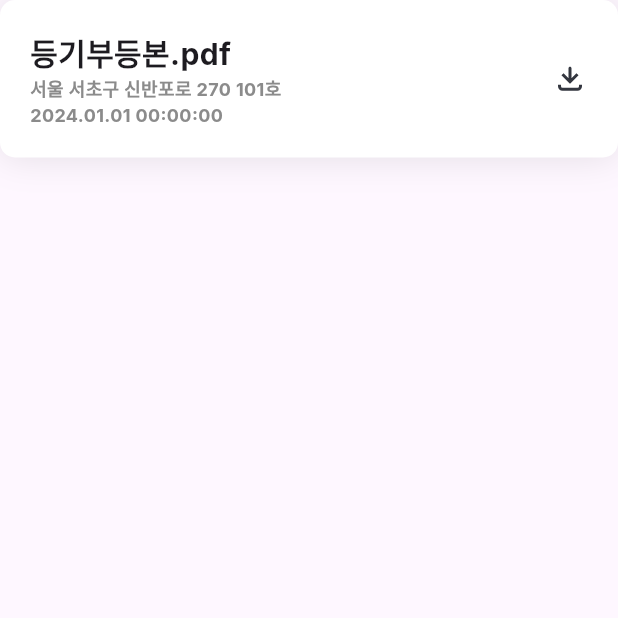
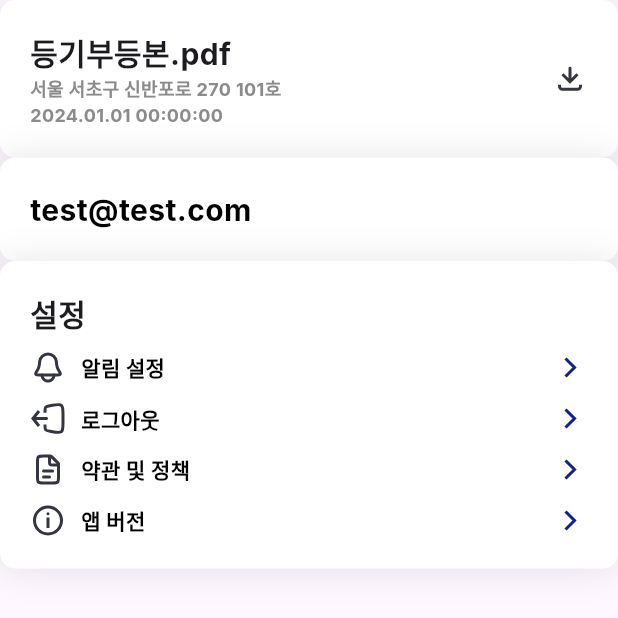
Before and after one commit to Yun-SeYeong/my_home_stair, a Flutter app: the screen it shows after launch, on a phone screen of 412 x 824 dp, the top half of it. Run offline on Flutter 3.47's test engine with Material 3 defaults, Android fonts, the phone set to English and light mode, and no system bars; our stand-ins replace flutter_svg; Roboto replaces fonts that are missing (Inter).

Commit message:
Update of3 items

```diff
--- /dev/null
+++ b/lib/components/my_settings.dart
@@ -0,0 +1,78 @@
+import 'package:flutter/cupertino.dart';
+import 'package:flutter/material.dart';
+import 'package:flutter_svg/flutter_svg.dart';
+
+class MySettingsWidget extends StatelessWidget {
+  const MySettingsWidget({Key? key}) : super(key: key);
+
+  Widget _buildSettingItem(String text, String iconPath) {
+    return Row(
+      mainAxisAlignment: MainAxisAlignment.spaceBetween,
+      children: [
+        Row(
+          children: [
+            SvgPicture.asset(
+              iconPath,
+              semanticsLabel: text,
+
+            ),
+            const SizedBox(width: 10), // 텍스트와 아이콘 사이의 간격
+            Text(
+              text,
+              style: const TextStyle(
+                fontSize: 14.0,
+                fontWeight: FontWeight.w700,
+                fontFamily: 'Inter',
+                color: Color(0xFF000000),
+              ),
+            ),
+          ],
+        ),
+        SvgPicture.asset(
+          'images/Expand_right.svg', // 우측에 위치한 공통 아이콘
+          semanticsLabel: 'Expand_right',
+        ),
+      ],
+    );
+  }
+
+  @override
+  Widget build(BuildContext context) {
+    return Container(
+      padding: const EdgeInsets.all(20.0),
+      decoration: BoxDecoration(
+        borderRadius: BorderRadius.circular(10),
+        color: Colors.white,
+        boxShadow: [
+          BoxShadow(
+            color: Colors.black.withOpacity(0.1),
+            offset: const Offset(0, 0),
+            blurRadius: 20,
+            spreadRadius: 0,
+          ),
+        ],
+      ),
+      child: Column(
+        crossAxisAlignment: CrossAxisAlignment.start,
+        children: [
+          const Text(
+            '설정',
+            style: TextStyle(
+              fontSize: 20.0,
+              fontWeight: FontWeight.w700,
+              fontFamily: 'Inter',
+            ),
+          ),
+          const SizedBox(height: 10), // 설정 제목과 첫 항목 사이의 간격
+          _buildSettingItem('알림 설정', 'images/Noti.svg'),
+          const SizedBox(height: 10), // 항목 사이의 간격
+          _buildSettingItem('로그아웃', 'images/Logout.svg'),
+          const SizedBox(height: 10),
+          _buildSettingItem('약관 및 정책', 'images/Policy.svg'),
+          const SizedBox(height: 10),
+          _buildSettingItem('앱 버전', 'images/AppVer.svg'),
+        ],
+      ),
+    );
+  }
+}
--- /dev/null
+++ b/lib/components/user_email.dart
@@ -0,0 +1,46 @@
+import 'package:flutter/cupertino.dart';
+import 'package:flutter/material.dart';
+import 'package:flutter_svg/flutter_svg.dart';
+
+class UserEmailWidget extends StatelessWidget {
+  const UserEmailWidget({Key? key}) : super(key: key);
+
+  @override
+  Widget build(BuildContext context) {
+    return Container(
+      padding: const EdgeInsets.all(20.0),
+      decoration: BoxDecoration(
+        borderRadius: BorderRadius.circular(10),
+        color: Colors.white,
+        boxShadow: [
+          BoxShadow(
+            color: Colors.black.withOpacity(0.1), // 그림자의 색상 및 투명도
+            offset: const Offset(0, 0), // x: 0, y: 0
+            blurRadius: 20, // blur 반경
+            spreadRadius: 0, // spread 반경
+          ),
+        ],
+      ),
+      child: const Row(
+          mainAxisAlignment: MainAxisAlignment.spaceBetween,
+          crossAxisAlignment: CrossAxisAlignment.center,
+          children: [
+            const Column(
+              crossAxisAlignment: CrossAxisAlignment.start,
+              mainAxisSize: MainAxisSize.min,
+              children: [
+                Text(
+                  'test@test.com',
+                  style: TextStyle(
+                      fontSize: 20.0,
+                      fontWeight: FontWeight.w700,
+                      fontFamily: 'Inter',
+                      color: Color(0xFF000000),
+      ),
+                ),
+              ], //children
+            ),
+          ]),
+    );
+  }
+}
--- a/lib/main.dart
+++ b/lib/main.dart
@@ -1,6 +1,9 @@
 import 'package:flutter/material.dart';
 
+
 import 'components/upload_file_item_widget.dart';
+import 'components/user_email.dart';
+import 'components/my_settings.dart';
 
 void main() {
   runApp(const MyApp());
@@ -29,7 +32,13 @@ class _MyHomePageState extends State<MyHomePage> {
   Widget build(BuildContext context) {
     return const SafeArea(
       child: Scaffold(
-          body: UploadFileItemWidget()
+          body: Column(
+            children: [
+            UploadFileItemWidget(),
+            UserEmailWidget(),
+            MySettingsWidget(),
+        ],//children
+      ),
       ),
     );
   }
--- a/pubspec.yaml
+++ b/pubspec.yaml
@@ -66,6 +66,11 @@ flutter:
   #   - images/a_dot_ham.jpeg
   assets:
     - images/download.svg
+    - images/AppVer.svg
+    - images/Logout.svg
+    - images/Expand_right.svg
+    - images/Noti.svg
+    - images/Policy.svg
 
   # An image asset can refer to one or more resolution-specific "variants", see
   # https://flutter.dev/assets-and-images/#resolution-aware
```
Also changed, not shown: lib/components/settings_appver_logio_policy.dart (added, +83 -0 lines), lib/components/settings_noti_appver_logio_policy.dart (added, +83 -0 lines), images/AppVer.svg (added), images/Expand_right.svg (added), images/Logout.svg (added), images/Noti.svg (added), images/Policy.svg (added), pubspec.lock.
